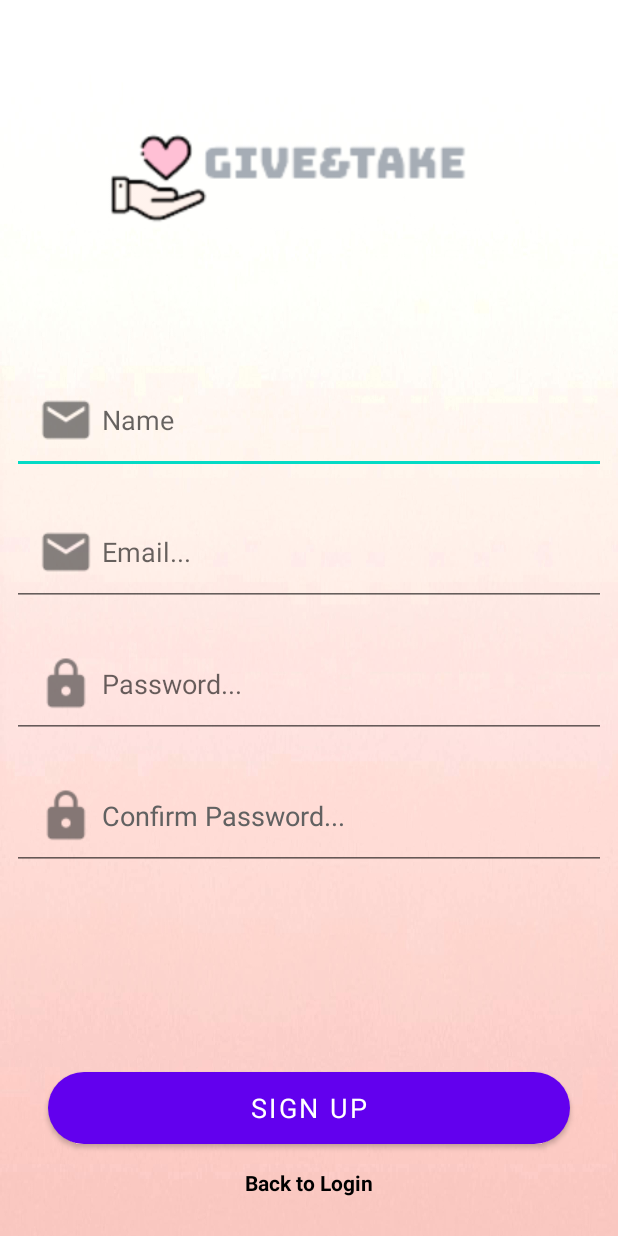
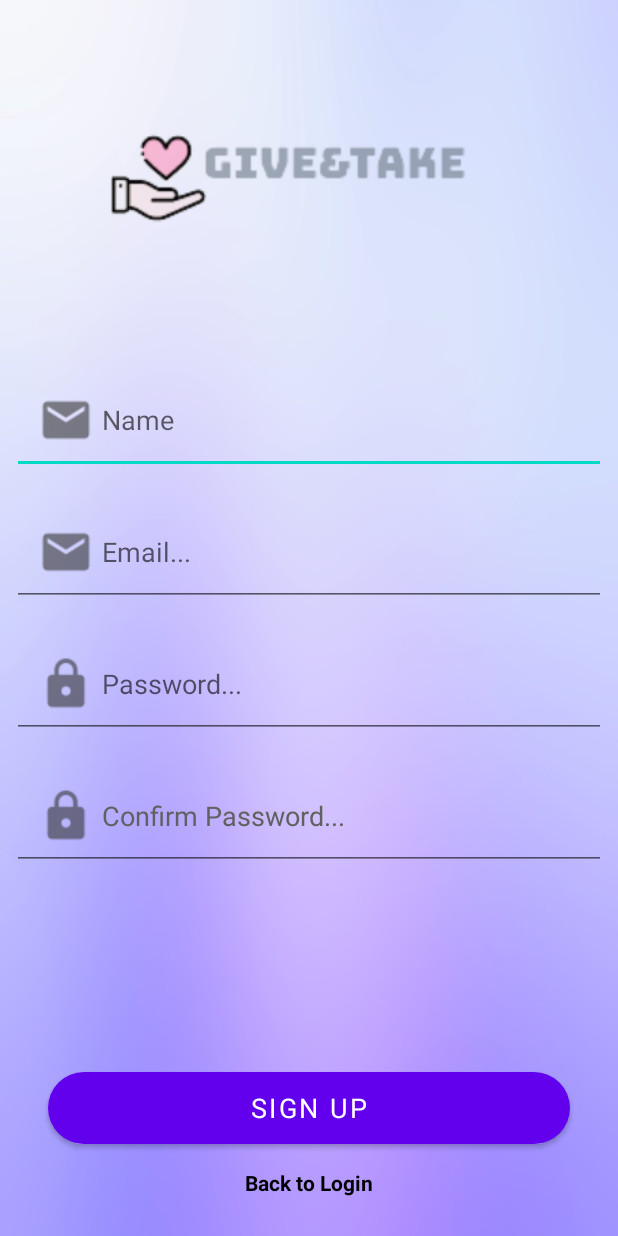
Before and after one commit to liralgazi/give_and_take_app, an Android app: the fragment CreateAccountFragment shown on its own in the app's theme, on a phone screen of 412 x 824 dp. Run offline under Robolectric (Android 15) with nearby library versions, the phone set to English and light mode, and no system bars.

Commit message:
change background

```diff
--- a/app/src/main/res/layout/fragment_create_account.xml
+++ b/app/src/main/res/layout/fragment_create_account.xml
@@ -5,7 +5,7 @@
     android:layout_height="match_parent"
     xmlns:app="http://schemas.android.com/apk/res-auto"
     tools:context=".fragments.CreateAccountFragment"
-    android:background="@drawable/light_background_pink">
+    android:background="@drawable/light_purpel_background">
 
     <ImageView
         android:id="@+id/register_icon"
```
Also changed, not shown: app/src/main/res/drawable-v24/light_purpel_background.png (added).
